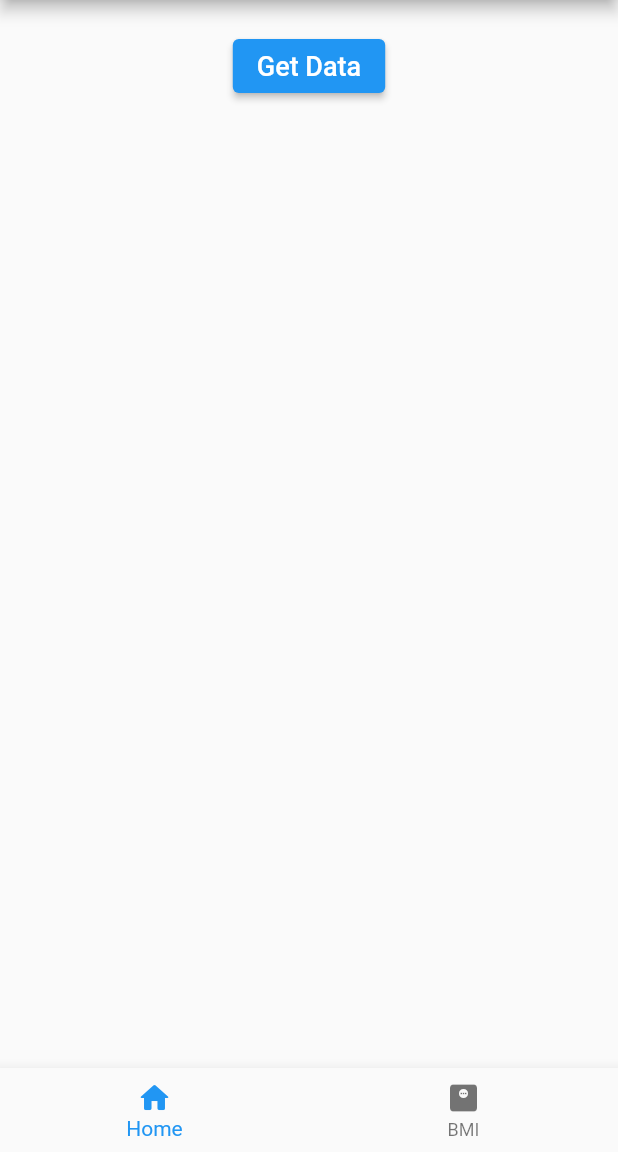
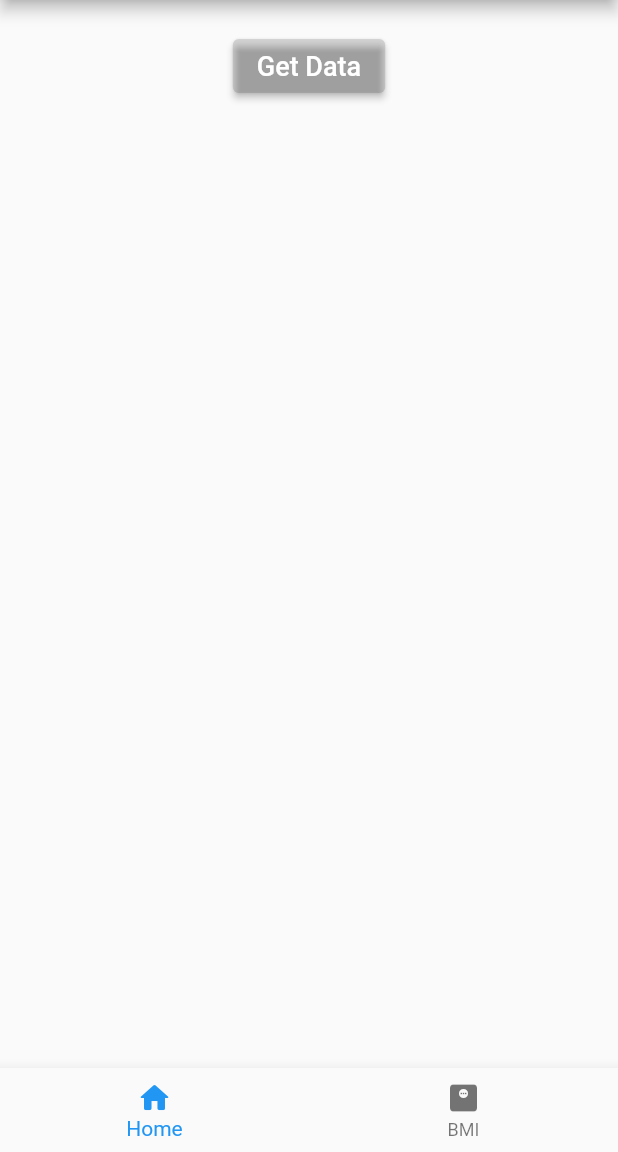
Before and after one commit to samilaxy/flutter_starter, a Flutter app: the WeatherScreen screen opened directly, on a phone screen of 412 x 824 dp, the part 84-1236 px from its top. Run offline on Flutter 3.47's test engine with Material 2 defaults, Android fonts, the phone set to English and light mode, and no system bars.

Commit message:
weather class

```diff
--- a/lib/screens/weather_screen.dart
+++ b/lib/screens/weather_screen.dart
@@ -27,6 +27,8 @@ class _WeatherScreenState extends State<WeatherScreen> {
           children: [
             Center(
               child: ElevatedButton(
+                  style:
+                      ElevatedButton.styleFrom(backgroundColor: Colors.black12),
                   onPressed: getdata,
                   child:
                       const Text('Get Data', style: TextStyle(fontSize: 18))),
```
Also changed, not shown: lib/data/weather.dart (added).
